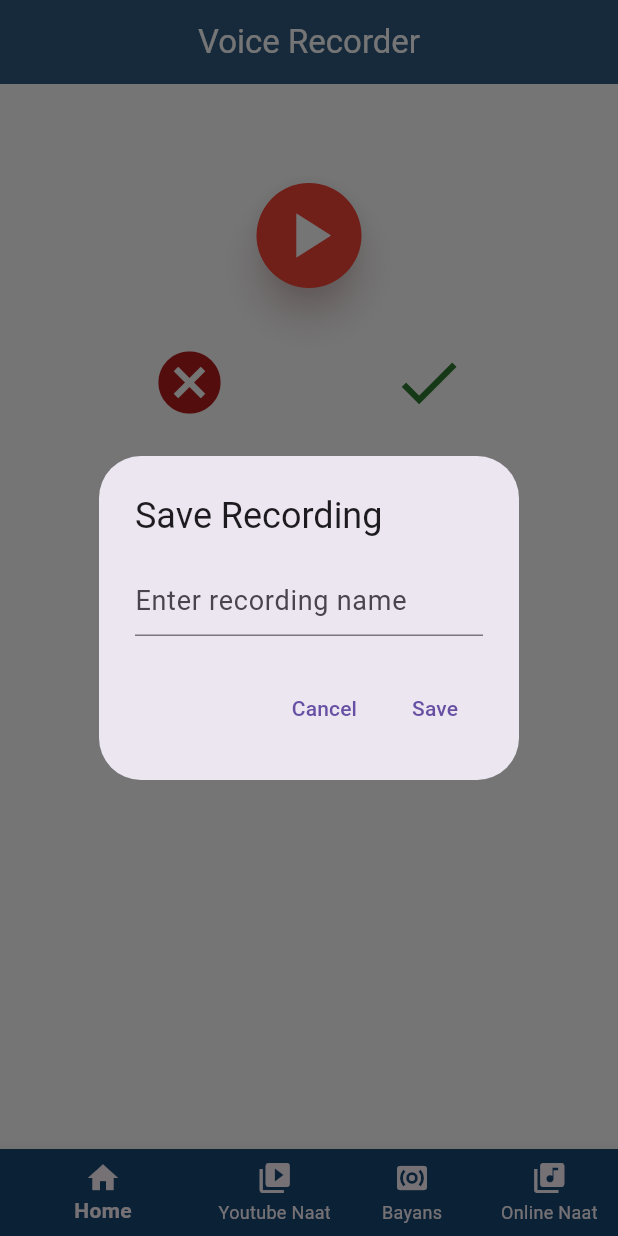
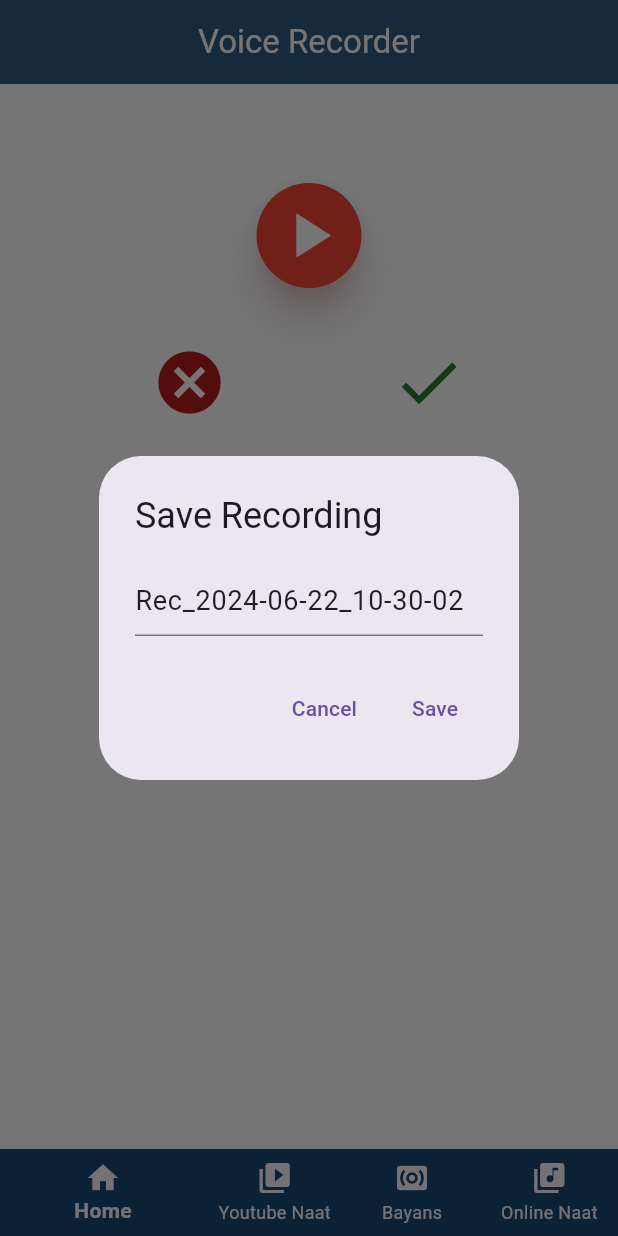
Before and after one commit to shossain786/voice_recorder, a Flutter app: the screen it shows after launch, after a tap on the "play arrow" icon, after a tap on the "stop" icon, after a tap on the "check" icon, on a phone screen of 412 x 824 dp. Run offline on Flutter 3.47's test engine with Material 3 defaults, Android fonts, the phone set to English and light mode, and no system bars; our stand-ins replace animated_text_kit, audioplayers, permission_handler, share_plus, youtube_player_flutter; missing offline and left inert: audio_waveforms.

Commit message:
code updated

```diff
--- a/lib/screens/home_screen.dart
+++ b/lib/screens/home_screen.dart
@@ -1,6 +1,7 @@
 // ignore_for_file: must_be_immutable, library_private_types_in_public_api, use_build_context_synchronously
 
 import 'package:flutter/material.dart';
+import 'package:intl/intl.dart';
 import 'package:path_provider/path_provider.dart';
 import 'package:permission_handler/permission_handler.dart';
 import 'package:audio_waveforms/audio_waveforms.dart';
@@ -105,12 +106,14 @@ class _VoiceRecorderAppState extends State<VoiceRecorderApp> {
 
   Future<void> saveRecording() async {
     if (currentFilePath != null) {
-      TextEditingController textController = TextEditingController();
+      TextEditingController textController = TextEditingController(
+        text: 'Rec_${DateFormat('yyyy-MM-dd_hh-mm-ss').format(DateTime.now())}',
+      );
       showDialog(
         context: context,
         builder: (context) => AlertDialog(
           title: const Text('Save Recording'),
-          content: TextField(
+          content: TextFormField(
             controller: textController,
             decoration: const InputDecoration(hintText: 'Enter recording name'),
           ),
@@ -176,7 +179,7 @@ class _VoiceRecorderAppState extends State<VoiceRecorderApp> {
 
   Future<void> shareRecording(String filePath) async {
     await Share.shareXFiles([XFile(filePath)], text: 'Check out my recording!');
-    showSuccessMessage(context, '***Reording shared successfully***');
+    // showSuccessMessage(context, '***Reording shared successfully***');
   }
 
   Future<void> downloadRecording(String filePath) async {
@@ -190,12 +193,14 @@ class _VoiceRecorderAppState extends State<VoiceRecorderApp> {
   }
 
   Future<void> editRecording(String filePath) async {
-    TextEditingController textController = TextEditingController();
+    TextEditingController textController = TextEditingController(
+      text: filePath.split('/').last.split('.').first,
+    );
     showDialog(
       context: context,
       builder: (context) => AlertDialog(
-        title: const Text('Edit Recording Name'),
-        content: TextField(
+        title: const Text('Edit Name'),
+        content: TextFormField(
           controller: textController,
           decoration: const InputDecoration(hintText: 'Enter new name'),
         ),
@@ -222,7 +227,6 @@ class _VoiceRecorderAppState extends State<VoiceRecorderApp> {
         ],
       ),
     );
-    showSuccessMessage(context, '***Recording Name Updated Successfully***');
   }
 
   @override
```
